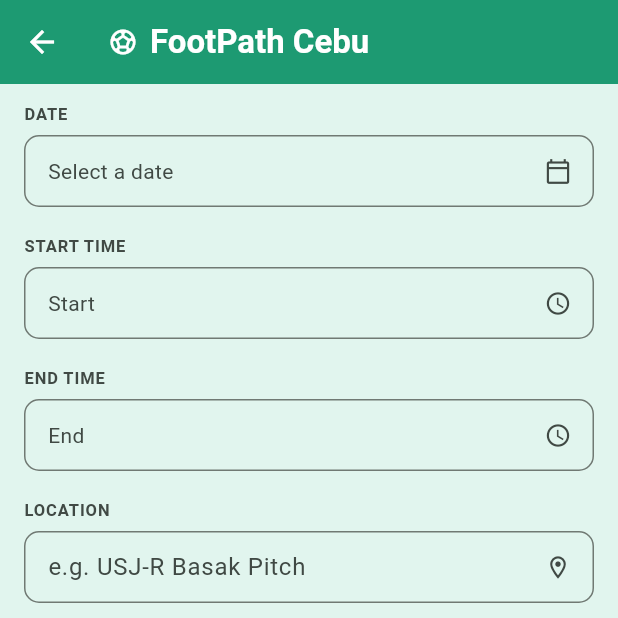
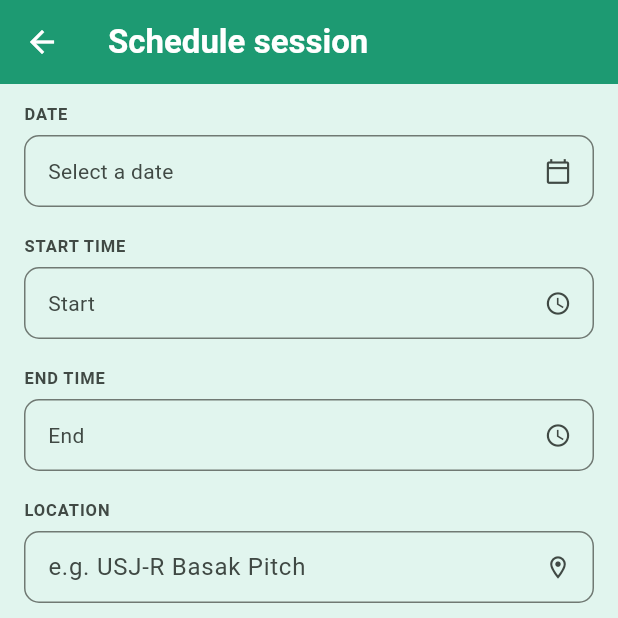
Before and after one commit to andreswooshik/FootPath-Cebu, a Flutter app: the ScheduleSessionScreen screen opened directly, scrolled down 162 dp, on a phone screen of 412 x 824 dp, the top half of it. Run offline on Flutter 3.47's test engine with Material 3 defaults, Android fonts, the phone set to English and light mode, and no system bars; drawn by our look-alikes of flutter_animate; our stand-ins replace connectivity_plus, firebase_auth, firebase_core, firebase_messaging, flutter_riverpod, flutter_svg and 2 more; accounts and stored records are empty.

Commit message:
feat(mobile): use task-focused screen titles

```diff
--- a/footpath_cebu/lib/presentation/screens/schedule_session_screen.dart
+++ b/footpath_cebu/lib/presentation/screens/schedule_session_screen.dart
@@ -193,13 +193,7 @@
     final isSaving = ref.watch(scheduleSessionControllerProvider).isLoading;
     return Scaffold(
       appBar: AppBar(
-        title: const Row(
-          children: [
-            Icon(Icons.sports_soccer, size: 20),
-            SizedBox(width: 8),
-            Text('FootPath Cebu'),
-          ],
-        ),
+        title: Text(_isEditing ? 'Edit session' : 'Schedule session'),
       ),
       body: Center(
         child: ConstrainedBox(
@@ -209,7 +203,7 @@
             padding: const EdgeInsets.all(16),
             children: [
               Text(
-                _isEditing ? 'Edit Session' : 'Schedule New Session',
+                'Session details',
                 style: Theme.of(context).textTheme.headlineSmall,
               ),
               const SizedBox(height: 2),
--- a/footpath_cebu/lib/presentation/screens/schedule_tab_screen.dart
+++ b/footpath_cebu/lib/presentation/screens/schedule_tab_screen.dart
@@ -39,13 +39,7 @@
     return Scaffold(
       appBar: AppBar(
         automaticallyImplyLeading: false,
-        title: const Row(
-          children: [
-            Icon(Icons.sports_soccer, size: 20),
-            SizedBox(width: 8),
-            Text('FootPath Cebu'),
-          ],
-        ),
+        title: const Text('Schedule'),
       ),
       body: PlayerPrivacyGate(
         player: widget.player,
```
Also changed, not shown: footpath_cebu/lib/presentation/screens/coach_dashboard_screen.dart (+3 -8 lines), footpath_cebu/lib/presentation/screens/coach_progress_screen.dart (+1 -7 lines), footpath_cebu/lib/presentation/screens/log_attendance_screen.dart (+1 -9 lines), footpath_cebu/lib/presentation/screens/training_schedule_screen.dart (+1 -7 lines), 2 other files.
